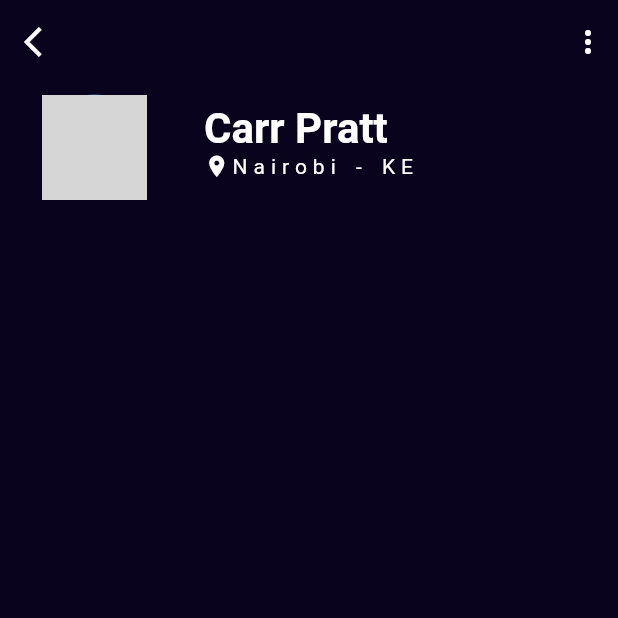
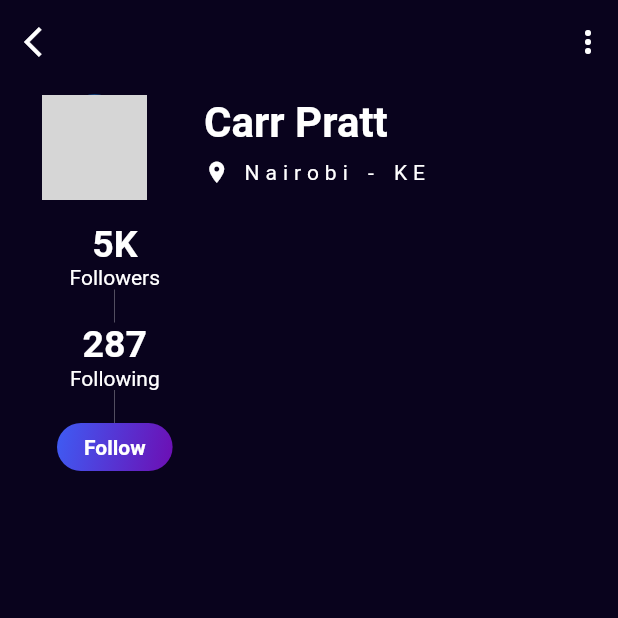
Before and after one commit to KevKipkemoi/Mobile_UI_Challenges, a Flutter app: the screen it shows after launch, on a phone screen of 412 x 824 dp, the top half of it. Run offline on Flutter 3.47's test engine with Material 2 defaults, Android fonts, the phone set to English and light mode, and no system bars; grey boxes are pictures that could not be loaded.

Commit message:
follow section

```diff
--- a/photography_profile/lib/main.dart
+++ b/photography_profile/lib/main.dart
@@ -61,7 +61,9 @@ class MyHomePage extends StatelessWidget {
                         color: Colors.white,
                       ),
                     ),
-                    Row(
+                    Padding(
+                      padding: const EdgeInsets.only(top: 8.0),
+                      child: Row(
                         crossAxisAlignment: CrossAxisAlignment.center,
                         children: <Widget>[
                           Icon(
@@ -69,7 +71,9 @@ class MyHomePage extends StatelessWidget {
                             color: Colors.white,
                             size: 17,
                           ),
-                        Text(
+                          Padding(
+                            padding: const EdgeInsets.only(left: 8.0),
+                            child: Text(
                               'Nairobi - KE',
                               style: TextStyle(
                                 color: Colors.white,
@@ -77,13 +81,89 @@ class MyHomePage extends StatelessWidget {
                                 letterSpacing: 4,
                               ),
                             ),
+                          ),
                         ],
+                      ),
                     )
                   ],
                 ),
               ),
             ],
           ),
+          Padding(
+            padding: const EdgeInsets.only(right: 38, left: 38, top: 15, bottom: 12),
+            child: Row(
+              mainAxisAlignment: MainAxisAlignment.spaceBetween,
+              children: <Widget>[
+                Column(
+                  mainAxisAlignment: MainAxisAlignment.center,
+                  children: <Widget>[
+                    Text(
+                      '5K',
+                      style: TextStyle(
+                        color: Colors.white,
+                        fontWeight: FontWeight.bold,
+                        fontSize: 25,
+                      ),
+                    ),
+                    Text(
+                      'Followers',
+                      style: TextStyle(
+                        color: Colors.white,
+                      ),
+                    ),
+                    Container(
+                      color: Colors.white,
+                      width: 0.2,
+                      height: 22,
+                    ),
+                    Column(
+                      mainAxisAlignment: MainAxisAlignment.center,
+                      children: <Widget>[
+                        Text(
+                          '287',
+                          style: TextStyle(
+                            color: Colors.white,
+                            fontWeight: FontWeight.bold,
+                            fontSize: 25,
+                          ),
+                        ),
+                        Text(
+                          'Following',
+                          style: TextStyle(
+                            color: Colors.white,
+                          ),
+                        ),
+                      ]
+                    ),
+                    Container(
+                      color: Colors.white,
+                      width: 0.2,
+                      height: 22,
+                    ),
+                    Container(
+                      padding: EdgeInsets.only(left: 18, right: 18, top: 8, bottom: 8),
+                      decoration: BoxDecoration(
+                        borderRadius: BorderRadius.all(Radius.circular(33)),
+                        gradient: LinearGradient(
+                          colors: [Color(0xff6D0EB3), Color(0xff4059F1)],
+                          begin: Alignment.bottomRight,
+                          end: Alignment.centerLeft,
+                        )
+                      ),
+                      child: Text(
+                        'Follow',
+                        style: TextStyle(
+                          color: Colors.white,
+                          fontWeight: FontWeight.bold
+                        ),
+                      ),
+                    ),
+                  ],
+                ),
+              ],
+            ),
+          ),
         ],
       ),
     );
```
Lines whose indentation alone changed are shown as unchanged.
